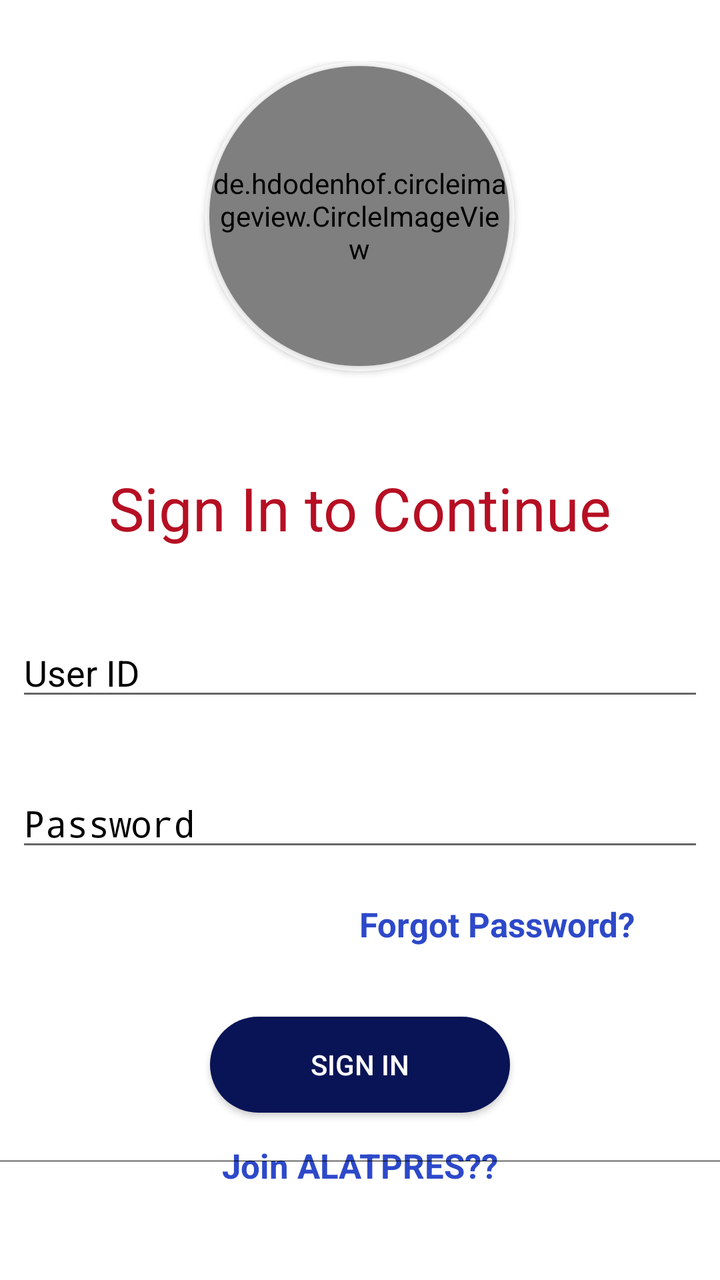
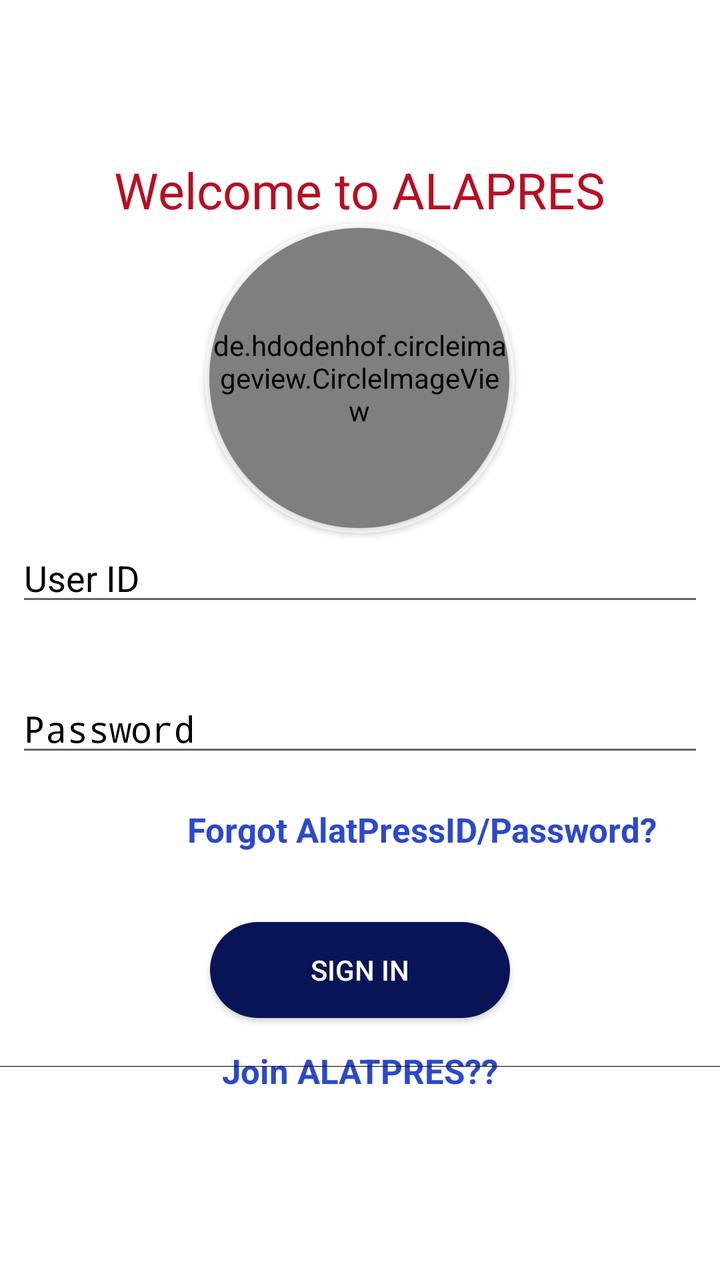

Screens rendered from an Android XML layout before and after an edit, with the pre-edit source and the edit as a unified diff.
<!-- AndroidManifest.xml: activity theme AppTheme.NoActionBar -->
<!-- res/layout/activity_login.xml -->
<?xml version="1.0" encoding="utf-8"?>

<androidx.core.widget.NestedScrollView xmlns:android="http://schemas.android.com/apk/res/android"
    xmlns:app="http://schemas.android.com/apk/res-auto"
    xmlns:tools="http://schemas.android.com/tools"
    android:layout_width="match_parent"
    android:layout_height="match_parent"
    android:background="@color/colorWhite">

    <LinearLayout
        android:layout_width="match_parent"
        android:layout_height="match_parent"
        android:layout_gravity="center_vertical"
        android:orientation="vertical">


        <androidx.cardview.widget.CardView
            android:layout_width="155dp"
            android:id="@+id/school"
            android:layout_height="155dp"
            app:cardCornerRadius="250dp"
            app:cardBackgroundColor="@color/colorWhite"
            app:layout_constraintBottom_toTopOf="@+id/textView"
            app:layout_constraintEnd_toEndOf="parent"
            app:layout_constraintHorizontal_bias="0.5"
            android:layout_gravity="center"
            app:layout_constraintStart_toStartOf="parent"
            app:layout_constraintTop_toTopOf="parent" >

            <androidx.cardview.widget.CardView
                android:layout_width="150dp"
                android:layout_height="150dp"
                app:cardCornerRadius="250dp"
                android:layout_gravity="center">

                <de.hdodenhof.circleimageview.CircleImageView
                    android:layout_width="150dp"
                    android:id="@+id/imageview"
                    android:layout_height="150dp"
                    android:scaleType="centerCrop"/>

            </androidx.cardview.widget.CardView>

        </androidx.cardview.widget.CardView>

        <androidx.constraintlayout.widget.ConstraintLayout
            android:id="@+id/layout1"
            android:layout_width="match_parent"
            android:layout_height="match_parent"
            android:layout_gravity="center_vertical"
            android:visibility="visible">

            <TextView
                android:id="@+id/textView"
                android:layout_width="wrap_content"
                android:layout_height="match_parent"
                android:layout_marginStart="8dp"
                android:layout_marginTop="48dp"
                android:layout_marginEnd="8dp"
                android:text="Sign In to Continue"
                android:textColor="@color/error"
                android:textSize="30sp"
                app:layout_constraintBottom_toTopOf="@+id/input_login_email"
                app:layout_constraintEnd_toEndOf="parent"
                app:layout_constraintStart_toStartOf="parent"
                app:layout_constraintTop_toTopOf="parent" />

            <EditText
                android:id="@+id/input_login_email"
                android:layout_width="match_parent"
                android:layout_height="wrap_content"
                android:layout_marginStart="8dp"
                android:layout_marginTop="40dp"
                android:layout_marginEnd="8dp"
                android:ems="10"
                android:hint="User ID"
                android:inputType="number"
                android:textColor="@color/colorBlack"
                android:textColorHint="@color/colorBlack"
                app:layout_constraintEnd_toEndOf="parent"
                app:layout_constraintHorizontal_bias="0.0"
                app:layout_constraintStart_toStartOf="parent"
                app:layout_constraintTop_toBottomOf="@+id/textView" />

            <EditText
                android:id="@+id/input_login_pin"
                android:layout_width="match_parent"
                android:layout_height="wrap_content"
                android:layout_marginStart="8dp"
                android:layout_marginTop="34dp"
                android:layout_marginEnd="8dp"

                android:ems="10"
                android:hint="Password"
                android:inputType="textPassword"
                android:textColorHint="@color/colorBlack"
                app:layout_constraintEnd_toEndOf="parent"
                app:layout_constraintHorizontal_bias="0.503"
                app:layout_constraintStart_toStartOf="parent"
                app:layout_constraintTop_toBottomOf="@+id/input_login_email" />

            <TextView
                android:id="@+id/tv_forgot_password"
                android:layout_width="wrap_content"
                android:layout_height="wrap_content"
                android:layout_marginStart="8dp"
                android:layout_marginTop="5dp"
                android:layout_marginEnd="8dp"
                android:padding="15dp"
                android:text="@string/forgot_password"
                android:textColor="@color/color_url"
                android:textSize="17sp"
                android:textStyle="bold"
                app:layout_constraintEnd_toEndOf="parent"
                app:layout_constraintHorizontal_bias="0.89"
                app:layout_constraintStart_toStartOf="parent"
                app:layout_constraintTop_toBottomOf="@+id/input_login_pin" />

            <Button
                android:id="@+id/btn_login"
                android:layout_width="150dp"
                android:layout_height="wrap_content"
                android:layout_marginStart="8dp"
                android:layout_marginTop="20sp"
                android:layout_marginEnd="8dp"
                android:background="@drawable/button_shape"
                android:text="Sign In"
                android:textColor="@android:color/white"
                app:layout_constraintEnd_toEndOf="parent"
                app:layout_constraintStart_toStartOf="parent"
                app:layout_constraintTop_toBottomOf="@+id/tv_forgot_password" />

            <TextView
                android:id="@+id/joinalat"
                android:layout_width="wrap_content"
                android:layout_height="wrap_content"
                android:layout_marginStart="8dp"
                android:layout_marginTop="@dimen/_20sdp"
                android:layout_marginEnd="8dp"
                android:padding="15dp"
                android:text="Join ALATPRES??"
                android:textColor="@color/color_url"
                android:textSize="17sp"
                android:textStyle="bold"
                app:layout_constraintEnd_toEndOf="parent"
                app:layout_constraintStart_toStartOf="parent"
                app:layout_constraintTop_toBottomOf="@+id/btn_login" />

            <View
                android:id="@+id/view"
                android:layout_width="match_parent"
                android:layout_height="0.2dp"
                android:layout_marginStart="0dp"
                android:layout_marginTop="24dp"
                android:layout_marginEnd="0dp"
                android:background="@android:color/black"
                app:layout_constraintEnd_toEndOf="parent"
                app:layout_constraintStart_toStartOf="parent"
                app:layout_constraintTop_toBottomOf="@+id/btn_login" />


        </androidx.constraintlayout.widget.ConstraintLayout>
    </LinearLayout>

</androidx.core.widget.NestedScrollView>
<!-- resources referenced by this layout -->
<resources>
  <color name="colorBlack">#000000</color>
  <color name="colorWhite">#FFFFFF</color>
  <color name="color_url">#2D49C9</color>
  <color name="error">#B60F23</color>
  <!-- drawable button_shape (drawable) -->
  <?xml version="1.0" encoding="utf-8"?>
  <shape xmlns:android="http://schemas.android.com/apk/res/android"
      android:shape="rectangle">
  
      <corners android:radius="25dp" />
  
      <solid android:color="@color/colorPrimary" />
  
  </shape>
  <string name="forgot_password">Forgot Password?</string>
  <style name="AppTheme.NoActionBar">
          <item name="windowActionBar">false</item>
          <item name="windowNoTitle">true</item>
      </style>
  <color name="colorPrimary">#091456</color>
</resources>

<!-- the commit's change to res/layout/activity_login.xml (unified diff, before → after) -->
@@ -13,6 +13,17 @@
         android:layout_gravity="center_vertical"
         android:orientation="vertical">
 
+        <TextView
+            android:id="@+id/textView"
+            android:layout_width="wrap_content"
+            android:layout_height="match_parent"
+            android:layout_marginStart="8dp"
+            android:layout_marginEnd="8dp"
+            android:layout_gravity="center"
+            android:layout_marginBottom="@dimen/_20sdp"
+            android:text="Welcome to ALAPRES"
+            android:textColor="@color/error"
+            android:textSize="25sp"/>
 
         <androidx.cardview.widget.CardView
             android:layout_width="155dp"
@@ -22,10 +33,12 @@
             app:cardBackgroundColor="@color/colorWhite"
             app:layout_constraintBottom_toTopOf="@+id/textView"
             app:layout_constraintEnd_toEndOf="parent"
+            android:layout_marginBottom="@dimen/_20sdp"
             app:layout_constraintHorizontal_bias="0.5"
             android:layout_gravity="center"
             app:layout_constraintStart_toStartOf="parent"
             app:layout_constraintTop_toTopOf="parent" >
+
 
             <androidx.cardview.widget.CardView
                 android:layout_width="150dp"
@@ -50,20 +63,7 @@
             android:layout_gravity="center_vertical"
             android:visibility="visible">
 
-            <TextView
-                android:id="@+id/textView"
-                android:layout_width="wrap_content"
-                android:layout_height="match_parent"
-                android:layout_marginStart="8dp"
-                android:layout_marginTop="48dp"
-                android:layout_marginEnd="8dp"
-                android:text="Sign In to Continue"
-                android:textColor="@color/error"
-                android:textSize="30sp"
-                app:layout_constraintBottom_toTopOf="@+id/input_login_email"
-                app:layout_constraintEnd_toEndOf="parent"
-                app:layout_constraintStart_toStartOf="parent"
-                app:layout_constraintTop_toTopOf="parent" />
+
 
             <EditText
                 android:id="@+id/input_login_email"
@@ -74,13 +74,12 @@
                 android:layout_marginEnd="8dp"
                 android:ems="10"
                 android:hint="User ID"
-                android:inputType="number"
+                android:inputType="text"
                 android:textColor="@color/colorBlack"
                 android:textColorHint="@color/colorBlack"
                 app:layout_constraintEnd_toEndOf="parent"
                 app:layout_constraintHorizontal_bias="0.0"
-                app:layout_constraintStart_toStartOf="parent"
-                app:layout_constraintTop_toBottomOf="@+id/textView" />
+                app:layout_constraintStart_toStartOf="parent" />
 
             <EditText
                 android:id="@+id/input_login_pin"
@@ -107,7 +106,7 @@
                 android:layout_marginTop="5dp"
                 android:layout_marginEnd="8dp"
                 android:padding="15dp"
-                android:text="@string/forgot_password"
+                android:text="Forgot AlatPressID/Password?"
                 android:textColor="@color/color_url"
                 android:textSize="17sp"
                 android:textStyle="bold"
<!-- resource entries referenced after the edit -->
@@ -14,7 +14,6 @@
       <solid android:color="@color/colorPrimary" />
   
   </shape>
-  <string name="forgot_password">Forgot Password?</string>
   <style name="AppTheme.NoActionBar">
           <item name="windowActionBar">false</item>
           <item name="windowNoTitle">true</item>
